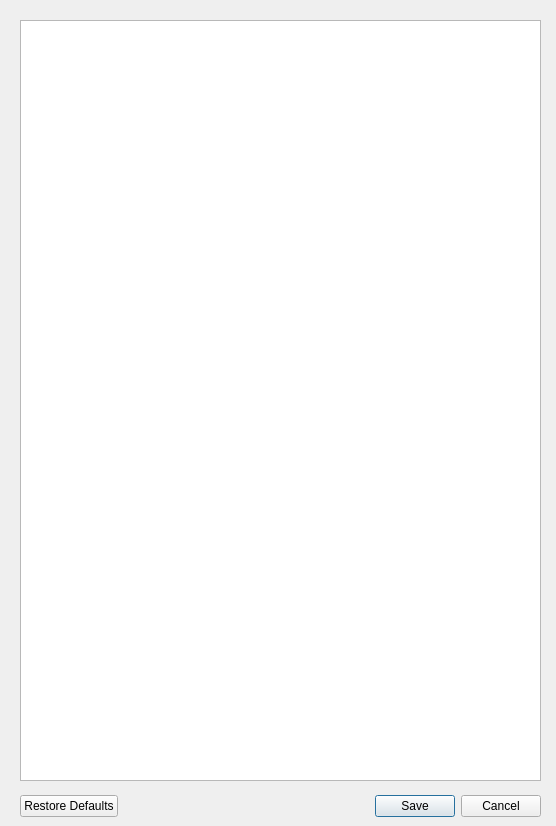
Above: QT_Settings.ui from hidbefra/PlotterWizard before the change. Below: the same form after it.
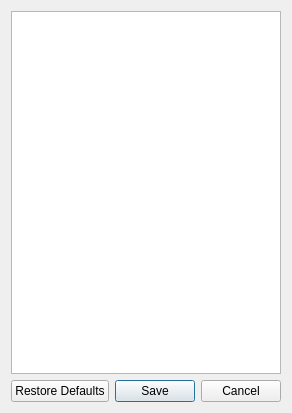
That is the form after the change.

```diff
--- a/QT_Settings.ui
+++ b/QT_Settings.ui
@@ -6,22 +6,19 @@
    <rect>
     <x>0</x>
     <y>0</y>
-    <width>556</width>
-    <height>826</height>
+    <width>269</width>
+    <height>413</height>
    </rect>
   </property>
   <property name="windowTitle">
    <string>Settings</string>
   </property>
+  <layout class="QVBoxLayout" name="verticalLayout">
+   <item>
+    <widget class="QTextEdit" name="textEdit_settings"/>
+   </item>
+   <item>
   <widget class="QDialogButtonBox" name="buttonBox">
-   <property name="geometry">
-    <rect>
-     <x>20</x>
-     <y>790</y>
-     <width>521</width>
-     <height>32</height>
-    </rect>
-   </property>
    <property name="orientation">
     <enum>Qt::Horizontal</enum>
    </property>
@@ -32,16 +29,8 @@
     <bool>false</bool>
    </property>
   </widget>
-  <widget class="QTextEdit" name="textEdit_settings">
-   <property name="geometry">
-    <rect>
-     <x>20</x>
-     <y>20</y>
-     <width>521</width>
-     <height>761</height>
-    </rect>
-   </property>
-  </widget>
+   </item>
+  </layout>
  </widget>
  <resources/>
  <connections>
```
Lines whose indentation alone changed are shown as unchanged.
